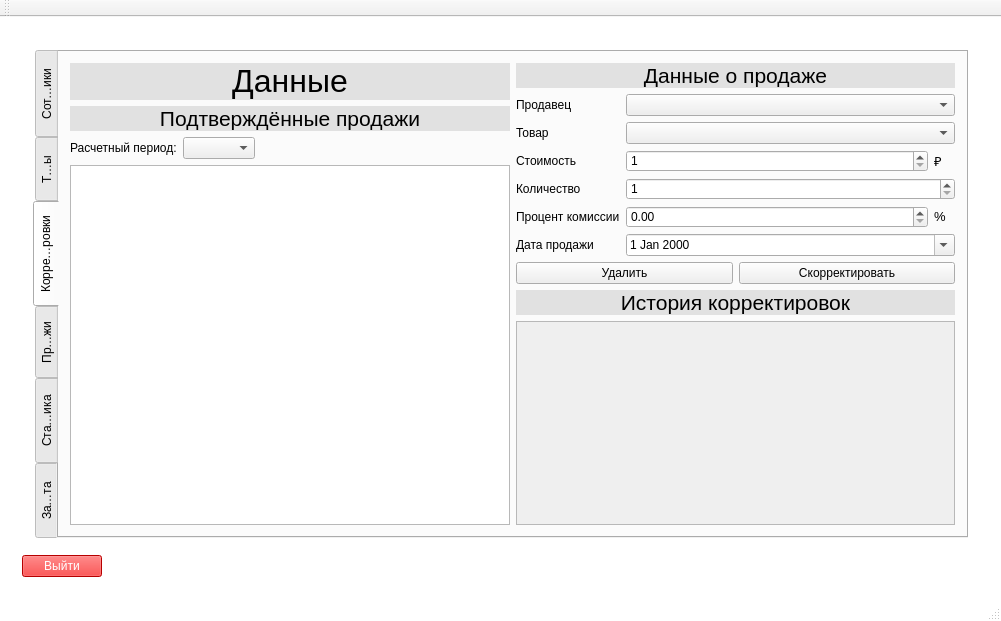
The window that iSalary/iSalary/mainwindow.ui (Polikarpova/iSalary) describes before a commit, drawn with Qt 5.
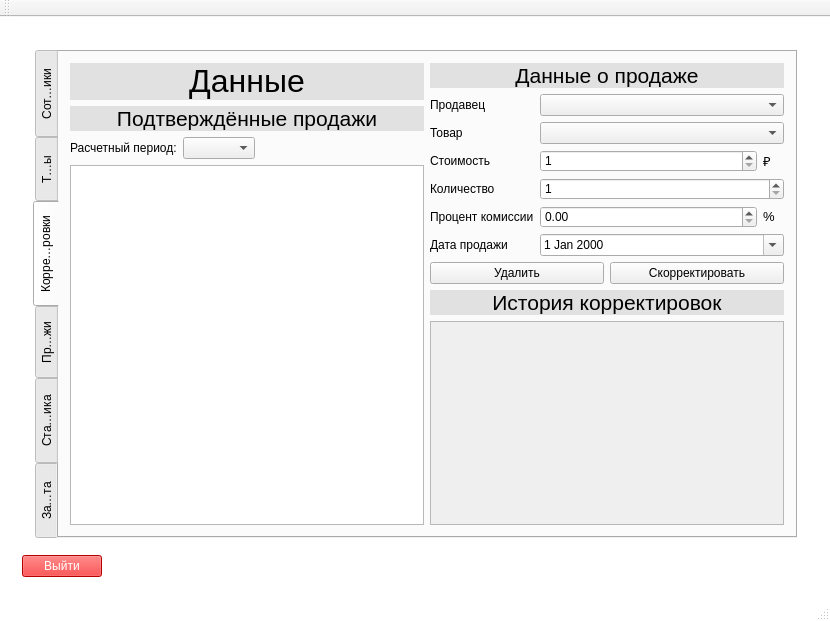
The same window after the commit. The open tabs and pages were chosen to show the change. Icons and pictures are not drawn.

Commit message: Переименовал stackedWidget

```diff
--- a/iSalary/iSalary/mainwindow.ui
+++ b/iSalary/iSalary/mainwindow.ui
@@ -6,7 +6,7 @@
    <rect>
     <x>0</x>
     <y>0</y>
-    <width>1001</width>
+    <width>814</width>
     <height>620</height>
    </rect>
   </property>
@@ -1227,7 +1227,7 @@
                       <rect>
                        <x>0</x>
                        <y>0</y>
-                       <width>444</width>
+                       <width>351</width>
                        <height>207</height>
                       </rect>
                      </property>
```
Left out of the diff: 6 changed lines with no effect on the pictures.
